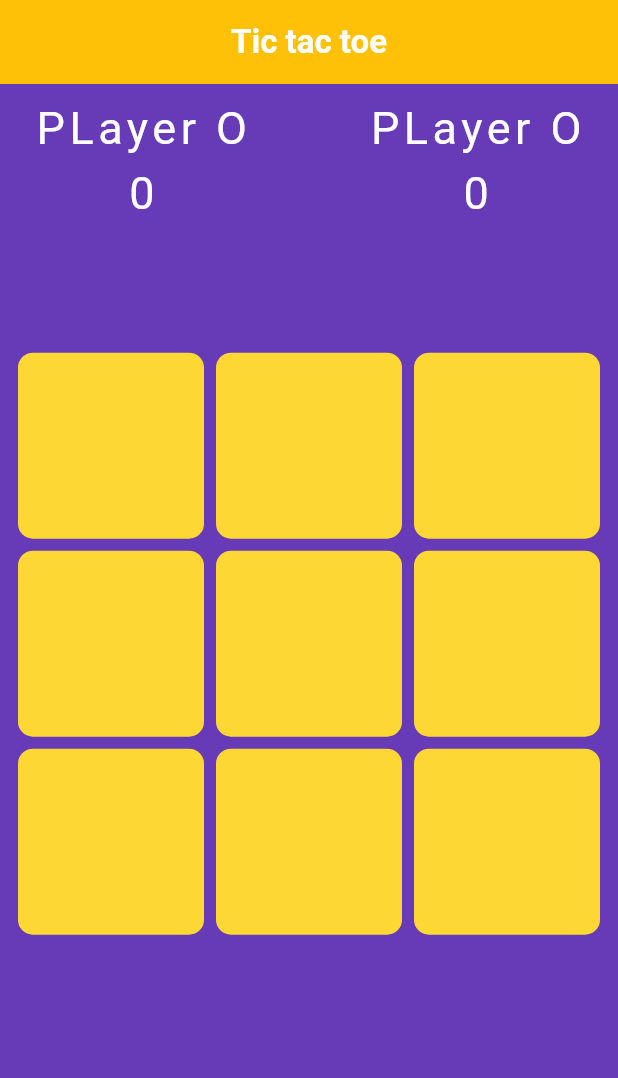
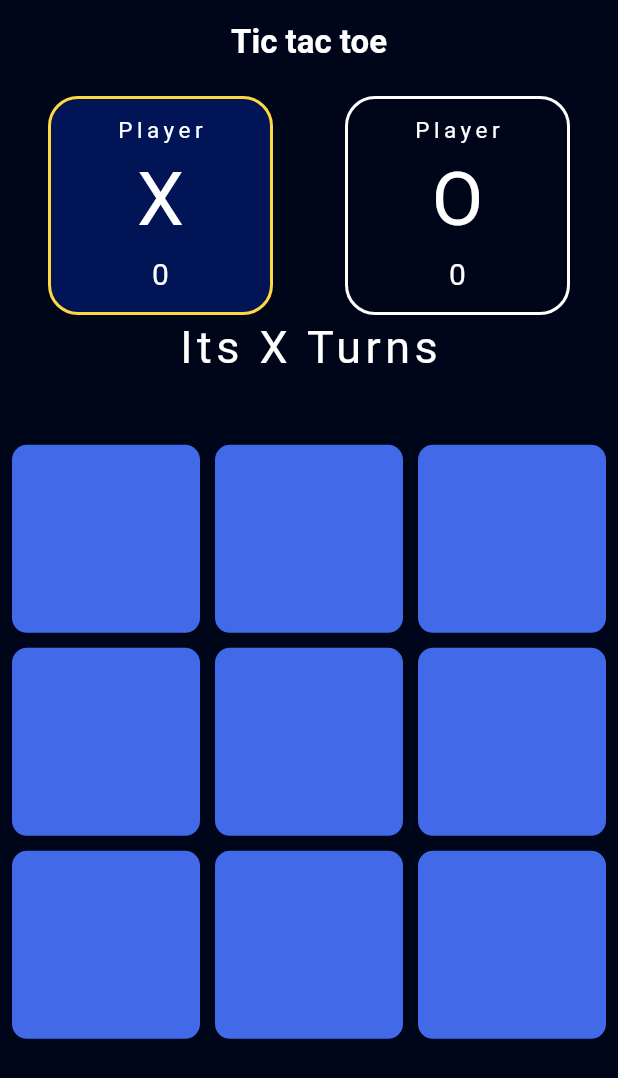
Before and after one commit to Deepanshu291/tic_tac_toe, a Flutter app: the screen it shows after launch, on a phone screen of 412 x 824 dp. Shown: the top 1078 px of the screen. Run offline on Flutter 3.47's test engine with Material 2 defaults, Android fonts, the phone set to English and light mode, and no system bars; our stand-ins replace google_fonts; Roboto replaces fonts that are missing (Coiny).

Commit message:
fix bugs

```diff
--- a/lib/Components/Showsnackbar.dart
+++ b/lib/Components/Showsnackbar.dart
@@ -1,5 +1,5 @@
 import 'package:flutter/material.dart';
 
 void showSnackBar(BuildContext context, String content) {
-  ScaffoldMessenger.of(context).showSnackBar(SnackBar(content: Text(content)));
+  ScaffoldMessenger.of(context).showSnackBar(SnackBar(content: Text(content), duration: Duration(seconds: 3),));
 }
--- a/lib/screens/gamepage.dart
+++ b/lib/screens/gamepage.dart
@@ -1,8 +1,10 @@
-
-
 import 'package:flutter/material.dart';
 import 'package:google_fonts/google_fonts.dart';
 import 'package:tic_tac_toe/Components/Showsnackbar.dart';
+import 'package:tic_tac_toe/screens/EndScreen.dart';
+import 'package:tic_tac_toe/utils/ui/theme.dart';
+
+import '../utils/common.dart';
 
 class GamePage extends StatefulWidget {
   const GamePage({super.key});
@@ -26,10 +28,11 @@ class _GamePageState extends State<GamePage> {
     '',
     '',
   ];
-  String winner = '';
+  String result = '';
   List<int> winnergame = [];
   int xScore = 0;
   int oScore = 0;
+  int filledbox = 0;
 
   List<List<int>> winningConditions = [
     [0, 1, 2],
@@ -42,9 +45,9 @@ class _GamePageState extends State<GamePage> {
     [2, 4, 6]
   ];
 
-  TextStyle customfont = GoogleFonts.coiny(
-      textStyle:
-          TextStyle(letterSpacing: 3, fontSize: 30, color: Colors.white));
+  // TextStyle customfont = GoogleFonts.coiny(
+  //     textStyle:
+  //         TextStyle(letterSpacing: 3, fontSize: 30, color: Colors.white));
 
   @override
   Widget build(BuildContext context) {
@@ -54,11 +57,11 @@ class _GamePageState extends State<GamePage> {
             "Tic tac toe",
             style: TextStyle(color: Colors.white, fontWeight: FontWeight.bold),
           ),
-          backgroundColor: Colors.amber,
+          backgroundColor: MainColor.primaryColor,
           centerTitle: true,
         ),
         body: Container(
-          color: Colors.deepPurple,
+          color: MainColor.primaryColor,
           child: ConstrainedBox(
             constraints: const BoxConstraints.expand(),
             child: Padding(
@@ -66,36 +69,79 @@ class _GamePageState extends State<GamePage> {
               child: Column(
                 mainAxisAlignment: MainAxisAlignment.spaceBetween,
                 children: [
-                  Expanded(
-                      flex: 2,
-                      child: Row(
+                  Row(
                     mainAxisAlignment: MainAxisAlignment.spaceAround,
+                    crossAxisAlignment: CrossAxisAlignment.center,
                     children: [
-                          Column(
+                      Container(
+                        width: 150,
+                        padding: EdgeInsets.all(10),
+                        decoration: xturn
+                            ? BoxDecoration(
+                                color: MainColor.secondaryColor,
+                                border: Border.all(
+                                    color: Colors.amberAccent, width: 2),
+                                borderRadius: BorderRadius.circular(20))
+                            : BoxDecoration(
+                                color: Colors.transparent,
+                                border:
+                                    Border.all(color: Colors.white, width: 2),
+                                borderRadius: BorderRadius.circular(20)),
+                        child: Column(
+                          mainAxisAlignment: MainAxisAlignment.center,
                           children: [
-                              Text("PLayer O", style: customfont),
+                            Text(
+                              "Player",
+                              style: customfont.copyWith(fontSize: 15),
+                            ),
+                            Text("X", style: customfont.copyWith(fontSize: 50)),
                             Text(
                               xScore.toString(),
-                                style: customfont,
+                              style: customfont.copyWith(fontSize: 20),
                             )
                           ],
                         ),
-                          const SizedBox(
-                            width: 20,
                       ),
-                          Column(
+                      Container(
+                        width: 150,
+                        padding: EdgeInsets.all(10),
+                        decoration: !xturn
+                            ? BoxDecoration(
+                                color: MainColor.secondaryColor,
+                                border: Border.all(
+                                    color: Colors.amberAccent, width: 2),
+                                borderRadius: BorderRadius.circular(20))
+                            : BoxDecoration(
+                                color: Colors.transparent,
+                                border:
+                                    Border.all(color: Colors.white, width: 2),
+                                borderRadius: BorderRadius.circular(20)),
+                        child: Column(
+                          mainAxisAlignment: MainAxisAlignment.center,
                           children: [
                             Text(
-                                "PLayer O",
-                                style: customfont,
+                              "Player",
+                              style: customfont.copyWith(fontSize: 15),
                             ),
+                            Text("O", style: customfont.copyWith(fontSize: 50)),
                             Text(
                               oScore.toString(),
-                                style: customfont,
+                              style: customfont.copyWith(fontSize: 20),
                             )
                           ],
-                          )
+                        ),
+                      ),
                     ],
+                  ),
+                  Expanded(
+                      flex: 1,
+                      child: Text(
+                        gameOver
+                            ? result
+                            : xturn
+                                ? "Its X Turns"
+                                : "Its O Turns",
+                        style: customfont,
                       )),
                   Expanded(
                     flex: 6,
@@ -103,22 +149,22 @@ class _GamePageState extends State<GamePage> {
                       gridDelegate:
                           const SliverGridDelegateWithFixedCrossAxisCount(
                         crossAxisCount: 3,
+                        mainAxisSpacing: 10,
+                        crossAxisSpacing: 10,
                       ),
                       itemCount: 9,
                       itemBuilder: (BuildContext context, int index) {
                         return GestureDetector(
                           onTap: () {
                             _ontapped(index);
-                            _checkWinner(displayXO[index]);
+                            _checkRoundWinner(displayXO[index]);
                           },
                           child: Container(
-                            // height: 1,
-                            margin: const EdgeInsets.all(4),
                             decoration: BoxDecoration(
                                 borderRadius: BorderRadius.circular(10),
                                 color: winnergame.contains(index)
-                                    ? Colors.deepPurpleAccent
-                                    : Colors.yellow.shade600),
+                                    ? MainColor.secondaryColor
+                                    : MainColor.accentColor),
                             child: Center(
                               child: Text(
                                 displayXO[index],
@@ -127,7 +173,7 @@ class _GamePageState extends State<GamePage> {
                                         fontSize: 64,
                                         color: winnergame.contains(index)
                                             ? Colors.purpleAccent
-                                            : Colors.redAccent)),
+                                            : Colors.amberAccent)),
                               ),
                             ),
                           ),
@@ -135,12 +181,6 @@ class _GamePageState extends State<GamePage> {
                       },
                     ),
                   ),
-                  Expanded(
-                      flex: 1,
-                      child: Text(
-                        winner ,
-                        style: customfont,
-                      ))
                 ],
               ),
             ),
@@ -152,26 +192,37 @@ class _GamePageState extends State<GamePage> {
     setState(() {
       if (xturn && displayXO[index] == '') {
         displayXO[index] = 'X';
+        filledbox++;
         xturn = !xturn;
       } else if (!xturn && displayXO[index] == '') {
         displayXO[index] = 'O';
+        filledbox++;
         xturn = !xturn;
       }
     });
   }
 
-  void _checkWinner(String mark) {
+  void _checkRoundWinner(String mark) {
     for (var element in winningConditions) {
       if (displayXO[element[0]] == mark &&
           displayXO[element[1]] == mark &&
           displayXO[element[2]] == mark) {
-        String content = displayXO[element[0]] + " is winner";
-        winner = content;
-        showSnackBar(context, content);
+        result = "${displayXO[element[0]]} is winner";
+        gameOver = true;
         winnergame = element;
+        showSnackBar(context, "New Game starts in 3 seconds");
         _addscore(displayXO[element[0]]);
+        _checkWinner();
       }
     }
+    setState(() {
+      if (result == '' && filledbox == 9) {
+        result = "Its Tie  :)";
+        gameOver = true;
+        showSnackBar(context, "New Game starts in 3 seconds");
+        Future.delayed(const Duration(seconds: 3), _clearBoard);
+      }
+    });
   }
 
   void _clearBoard() {
@@ -180,9 +231,10 @@ class _GamePageState extends State<GamePage> {
         displayXO[i] = '';
       }
     });
-
+    filledbox = 0;
     winnergame = [];
-    winner = '';
+    result = '';
+    gameOver = false;
   }
 
   void _addscore(String w) {
@@ -193,7 +245,22 @@ class _GamePageState extends State<GamePage> {
         xScore++;
       }
     });
-
     Future.delayed(const Duration(seconds: 3), _clearBoard);
   }
+
+  void _checkWinner() {
+    if (oScore == 3) {
+      Navigator.push(
+          context,
+          MaterialPageRoute(
+            builder: (context) => EndScreen(winner: result),
+          ));
+    } else if (xScore == 3) {
+      Navigator.push(
+          context,
+          MaterialPageRoute(
+            builder: (context) => EndScreen(winner: result),
+          ));
     }
+  }
+}
--- /dev/null
+++ b/lib/utils/common.dart
@@ -0,0 +1,5 @@
+import 'package:flutter/material.dart';
+import 'package:google_fonts/google_fonts.dart';
+
+TextStyle customfont = GoogleFonts.coiny(
+    textStyle: TextStyle(letterSpacing: 3, fontSize: 30, color: Colors.white));
--- /dev/null
+++ b/lib/utils/ui/theme.dart
@@ -0,0 +1,8 @@
+//now let's add the color that we will need to project
+import 'package:flutter/material.dart';
+
+class MainColor {
+  static Color primaryColor = Color(0xFF00061a);
+  static Color secondaryColor = Color(0xFF001456);
+  static Color accentColor = Color(0xFF4169e8);
+}
```
Also changed, not shown: lib/screens/EndScreen.dart (added, +23 -0 lines). Lines whose indentation alone changed are shown as unchanged.
